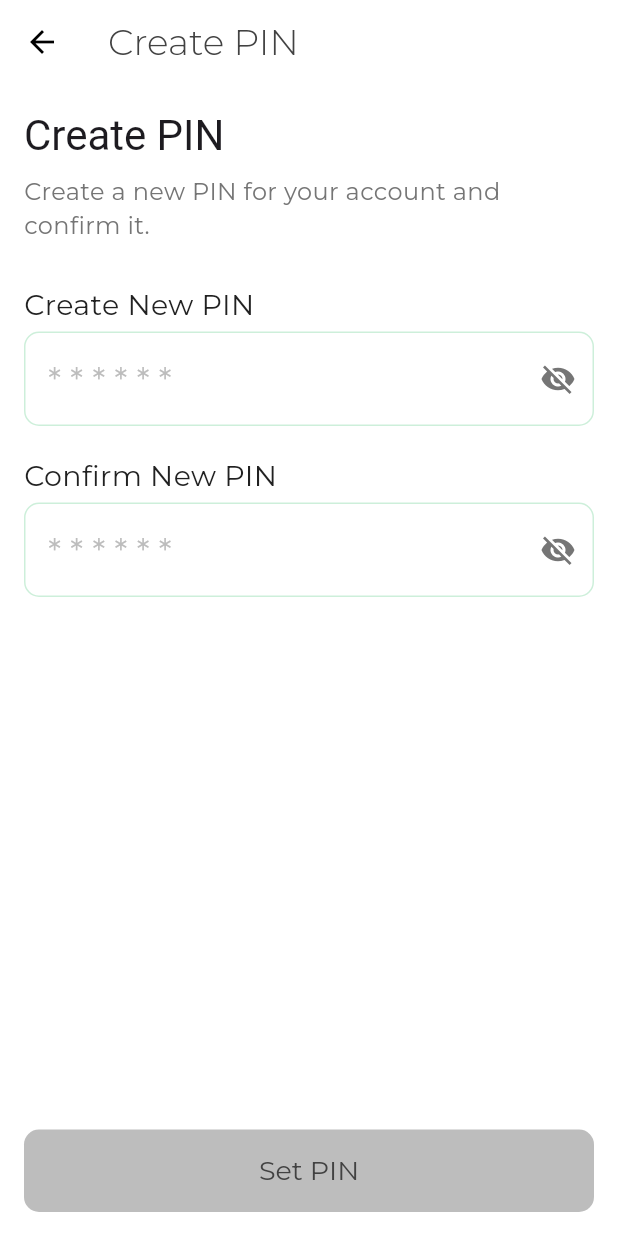
After one commit to Edil-Ayehu/nedaj, a Flutter app: the CreatePINScreen screen opened directly, on a phone screen of 412 x 824 dp. The commit adds this screen. Run offline on Flutter 3.47's test engine with Material 3 defaults, Android fonts, the phone set to English and light mode, and no system bars; our stand-ins replace fancy_shimmer_image, fluentui_system_icons, gap, get, google_fonts, hive and 8 more; missing offline and left inert: qr_code_scanner; accounts and stored records are empty.

Commit message:
create pin screen UI created successfully.

```diff
--- /dev/null
+++ b/lib/auth/screens/create_pin_screen.dart
@@ -0,0 +1,254 @@
+import 'package:nedaj/export.dart';
+
+class CreatePINScreen extends StatefulWidget {
+  const CreatePINScreen({super.key});
+
+  @override
+  _CreatePINScreenState createState() => _CreatePINScreenState();
+}
+
+class _CreatePINScreenState extends State<CreatePINScreen> {
+  final _formKey = GlobalKey<FormState>();
+  final _newPINController = TextEditingController();
+  final _confirmPINController = TextEditingController();
+  bool _obscureNewPIN = true;
+  bool _obscureConfirmPIN = true;
+  bool _isButtonActive = false;
+
+  @override
+  void initState() {
+    super.initState();
+    _newPINController.addListener(_updateButtonState);
+    _confirmPINController.addListener(_updateButtonState);
+  }
+
+  @override
+  void dispose() {
+    _newPINController.removeListener(_updateButtonState);
+    _confirmPINController.removeListener(_updateButtonState);
+    _newPINController.dispose();
+    _confirmPINController.dispose();
+    super.dispose();
+  }
+
+  void _updateButtonState() {
+    setState(() {
+      _isButtonActive = _newPINController.text.length >= 6 &&
+          _confirmPINController.text.length >= 6;
+    });
+  }
+
+  @override
+  Widget build(BuildContext context) {
+    return Scaffold(
+      appBar: AppBar(title: Text('Create PIN')),
+      backgroundColor: Colors.white,
+      body: SafeArea(
+        child: Form(
+          key: _formKey,
+          child: Column(
+            children: [
+              Expanded(
+                child: SingleChildScrollView(
+                  child: Padding(
+                    padding: const EdgeInsets.all(16.0),
+                    child: Column(
+                      crossAxisAlignment: CrossAxisAlignment.start,
+                      children: [
+                        Text(
+                          'Create PIN',
+                          style: Theme.of(context)
+                              .textTheme
+                              .headlineMedium!
+                              .copyWith(),
+                        ),
+                        SizedBox(height: 8),
+                        Text(
+                          'Create a new PIN for your account and confirm it.',
+                          style:
+                              Theme.of(context).textTheme.bodyMedium!.copyWith(
+                                    color: Colors.grey.shade600,
+                                    fontSize: 16,
+                                  ),
+                        ),
+                        SizedBox(height: 28),
+                        Text(
+                          'Create New PIN',
+                          style:
+                              Theme.of(context).textTheme.bodyMedium!.copyWith(
+                                    color: Colors.grey.shade900,
+                                    fontSize: 19,
+                                  ),
+                        ),
+                        Gap(4),
+                        TextFormField(
+                          controller: _newPINController,
+                          cursorColor: Colors.grey.shade600,
+                          decoration: InputDecoration(
+                            hintText: '* * * * * *',
+                            hintStyle: Theme.of(context)
+                                .textTheme
+                                .bodyMedium!
+                                .copyWith(
+                                  color: Colors.grey.shade400,
+                                  fontSize: 22,
+                                ),
+                            suffixIcon: IconButton(
+                              icon: Icon(
+                                _obscureNewPIN
+                                    ? Icons.visibility_off
+                                    : Icons.visibility,
+                                color: Colors.grey.shade600,
+                              ),
+                              onPressed: () {
+                                setState(() {
+                                  _obscureNewPIN = !_obscureNewPIN;
+                                });
+                              },
+                            ),
+                            border: OutlineInputBorder(
+                              borderRadius: BorderRadius.circular(10),
+                              borderSide: BorderSide(
+                                color: Constants.primaryColor.withOpacity(0.2),
+                              ),
+                            ),
+                            enabledBorder: OutlineInputBorder(
+                              borderRadius: BorderRadius.circular(10),
+                              borderSide: BorderSide(
+                                color: Constants.primaryColor.withOpacity(0.2),
+                              ),
+                            ),
+                            focusedBorder: OutlineInputBorder(
+                              borderRadius: BorderRadius.circular(10),
+                              borderSide: BorderSide(
+                                color: Constants.primaryColor.withOpacity(0.4),
+                              ),
+                            ),
+                          ),
+                          obscureText: _obscureNewPIN,
+                          keyboardType: TextInputType.number,
+                          inputFormatters: [
+                            FilteringTextInputFormatter.digitsOnly,                          ],
+                          validator: (value) {
+                            if (value == null || value.isEmpty) {
+                              return 'Please enter a PIN';
+                            }
+                            if (value.length < 6) {
+                              return 'PIN must be at least 6 digits';
+                            }
+                            return null;
+                          },
+                        ),
+                        SizedBox(height: 20),
+                        Text(
+                          'Confirm New PIN',
+                          style:
+                              Theme.of(context).textTheme.bodyMedium!.copyWith(
+                                    color: Colors.grey.shade900,
+                                    fontSize: 19,
+                                  ),
+                        ),
+                        Gap(4),
+                        TextFormField(
+                          controller: _confirmPINController,
+                          cursorColor: Colors.grey.shade600,
+                          decoration: InputDecoration(
+                            hintText: '* * * * * *',
+                            hintStyle: Theme.of(context)
+                                .textTheme
+                                .bodyMedium!
+                                .copyWith(
+                                  color: Colors.grey.shade400,
+                                  fontSize: 22,
+                                ),
+                            suffixIcon: IconButton(
+                              icon: Icon(
+                                _obscureConfirmPIN
+                                    ? Icons.visibility_off
+                                    : Icons.visibility,
+                                color: Colors.grey.shade600,
+                              ),
+                              onPressed: () {
+                                setState(() {
+                                  _obscureConfirmPIN = !_obscureConfirmPIN;
+                                });
+                              },
+                            ),
+                            border: OutlineInputBorder(
+                              borderRadius: BorderRadius.circular(10),
+                              borderSide: BorderSide(
+                                color: Constants.primaryColor.withOpacity(0.2),
+                              ),
+                            ),
+                            enabledBorder: OutlineInputBorder(
+                              borderRadius: BorderRadius.circular(10),
+                              borderSide: BorderSide(
+                                color: Constants.primaryColor.withOpacity(0.2),
+                              ),
+                            ),
+                            focusedBorder: OutlineInputBorder(
+                              borderRadius: BorderRadius.circular(10),
+                              borderSide: BorderSide(
+                                color: Constants.primaryColor.withOpacity(0.4),
+                              ),
+                            ),
+                          ),
+                          obscureText: _obscureConfirmPIN,
+                          keyboardType: TextInputType.number,
+                          inputFormatters: [
+                            FilteringTextInputFormatter.digitsOnly,
+                          ],
+                          validator: (value) {
+                            if (value == null || value.isEmpty) {
+                              return 'Please confirm your PIN';
+                            }
+                            if (value.length < 6) {
+                              return 'PIN must be at least 6 digits';
+                            }
+                            if (value != _newPINController.text) {
+                              return 'PINs do not match';
+                            }
+                            return null;
+                          },
+                        ),
+                      ],
+                    ),
+                  ),
+                ),
+              ),
+              SafeArea(
+                child: Padding(
+                  padding: EdgeInsets.fromLTRB(16, 0, 16, 16),
+                  child: SizedBox(
+                    width: double.infinity,
+                    height: 55,
+                    child: ElevatedButton(
+                      style: ElevatedButton.styleFrom(
+                        shape: RoundedRectangleBorder(
+                          borderRadius: BorderRadius.circular(10),
+                        ),
+                        backgroundColor: Colors.green,
+                        disabledBackgroundColor: Colors.grey.shade400,
+                        disabledForegroundColor: Colors.grey.shade800,
+                        foregroundColor: Colors.white,
+                      ),
+                      onPressed: _isButtonActive
+                          ? () {
+                              if (_formKey.currentState!.validate()) {
+                                // Process data
+                                Get.to(() => Home());
+                              }
+                            }
+                          : null,
+                      child: Text('Set PIN'),
+                    ),
+                  ),
+                ),
+              ),
+            ],
+          ),
+        ),
+      ),
+    );
+  }
+}
--- a/lib/auth/screens/phone_verification_screen.dart
+++ b/lib/auth/screens/phone_verification_screen.dart
@@ -1,3 +1,4 @@
+import 'package:nedaj/auth/screens/create_pin_screen.dart';
 import 'package:nedaj/export.dart';
 
 class PhoneVerificationScreen extends StatefulWidget {
@@ -125,6 +126,8 @@ class _PhoneVerificationScreenState extends State<PhoneVerificationScreen> {
                         focusNode: _focusNodes[index],
                         textAlign: TextAlign.center,
                         keyboardType: TextInputType.phone,
+                        cursorColor: Colors.black,
+
                         inputFormatters: [
                           FilteringTextInputFormatter.digitsOnly,
                           LengthLimitingTextInputFormatter(1),
@@ -194,12 +197,12 @@ class _PhoneVerificationScreenState extends State<PhoneVerificationScreen> {
           ),
           child: SizedBox(
             width: double.infinity,
-            height: 50,
+            height: 55,
             child: ElevatedButton(
               onPressed: _isButtonActive
                   ? () {
                       // Handle continue button press
-                      Get.to(() => Home());
+                      Get.to(() => CreatePINScreen());
                     }
                   : null,
               style: ElevatedButton.styleFrom(
@@ -209,8 +212,7 @@ class _PhoneVerificationScreenState extends State<PhoneVerificationScreen> {
                 backgroundColor: Colors.green,
                 disabledBackgroundColor: Colors.grey.shade400,
                 disabledForegroundColor: Colors.grey.shade800,
-                foregroundColor: Colors
-                    .white, // This will be the color when the button is disabled
+                foregroundColor: Colors.white,
               ),
               child: Text('Continue'),
             ),
--- a/lib/screens/profile screen/widgets/profile_page_second_container.dart
+++ b/lib/screens/profile screen/widgets/profile_page_second_container.dart
@@ -106,15 +106,11 @@ class ProfilePageSecondContainer extends StatelessWidget {
                 'Cancel',
                 'Logout',
                 () {
+                  homeController.currentPage.value = 0;
                   Navigator.of(context).pop();
-                  Navigator.of(context)
-                      .pushAndRemoveUntil(
-                          MaterialPageRoute(
-                              builder: (context) => LoginScreen()),
-                          (route) => false)
-                      .then((value) {
-                    homeController.currentPage.value = 0;
-                  });
+                  Navigator.of(context).pushAndRemoveUntil(
+                      MaterialPageRoute(builder: (context) => LoginScreen()),
+                      (route) => false);
                 },
               );
             },
```
